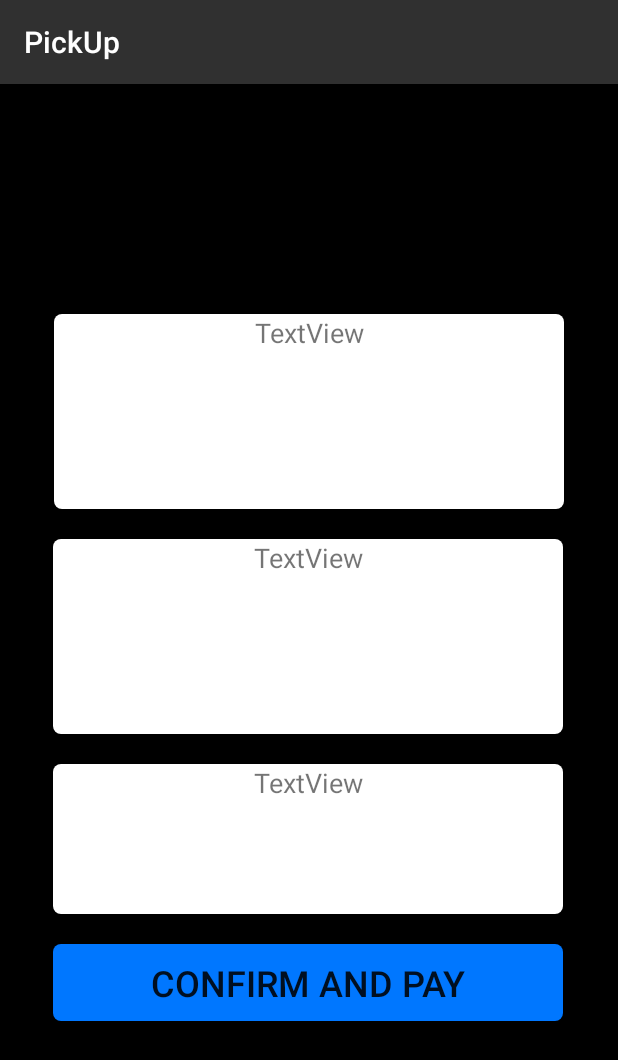
After one commit to Stephen-ODriscoll/2018_GroupProject, an Android app: the ConfirmationActivity screen opened directly, with no data from a screen before it, on a phone screen of 412 x 824 dp. The commit adds this screen. Shown: the top 1060 px of the screen. Run offline under Robolectric (Android 15) with nearby library versions, the phone set to English and light mode, and no system bars; 5 statements that could not run were skipped.

Commit message:
PickUp V2.3

```diff
--- a/app/build.gradle
+++ b/app/build.gradle
@@ -16,6 +16,11 @@ android {
             proguardFiles getDefaultProguardFile('proguard-android.txt'), 'proguard-rules.pro'
         }
     }
+
+    packagingOptions {
+
+        exclude 'META-INF/DEPENDENCIES'
+    }
 }
 
 dependencies {
@@ -24,6 +29,7 @@ dependencies {
     implementation 'com.google.firebase:firebase-core:16.0.5'
     implementation 'com.google.firebase:firebase-auth:16.0.5'
     implementation 'com.google.firebase:firebase-firestore:17.1.3'
+    implementation 'org.apache.httpcomponents:httpclient:4.5.6'
 
     //Google
     implementation 'com.google.android.gms:play-services-maps:16.0.0'
--- a/app/src/main/AndroidManifest.xml
+++ b/app/src/main/AndroidManifest.xml
@@ -41,9 +41,7 @@
         <activity
             android:name=".MapActivity"
             android:label="@string/title_activity_navigation"
-            android:theme="@style/AppTheme.NoActionBar">
-        </activity>
-
+            android:theme="@style/AppTheme.NoActionBar"></activity>
         <activity android:name=".LoginActivity">
             <intent-filter>
                 <action android:name="android.intent.action.MAIN" />
@@ -51,8 +49,8 @@
                 <category android:name="android.intent.category.LAUNCHER" />
             </intent-filter>
         </activity>
-
         <activity android:name=".Drawer" />
+        <activity android:name=".ConfirmationActivity"></activity>
     </application>
 
 </manifest>
--- /dev/null
+++ b/app/src/main/java/com/group12/pickup/ConfirmationActivity.java
@@ -0,0 +1,280 @@
+package com.group12.pickup;
+
+import android.annotation.SuppressLint;
+import android.content.Intent;
+import android.graphics.Color;
+import android.os.AsyncTask;
+import android.support.v7.app.AppCompatActivity;
+import android.os.Bundle;
+import android.util.Log;
+import android.view.View;
+import android.widget.Button;
+import android.widget.TextView;
+
+import com.google.android.gms.maps.model.LatLng;
+import com.google.android.gms.maps.model.PolylineOptions;
+import com.group12.pickup.Model.Car;
+import com.group12.pickup.Model.DirectionsJSONParser;
+
+import org.apache.http.HttpResponse;
+import org.apache.http.client.HttpClient;
+import org.apache.http.client.methods.HttpGet;
+import org.apache.http.impl.client.DefaultHttpClient;
+import org.json.JSONObject;
+
+import java.io.BufferedReader;
+import java.io.IOException;
+import java.io.InputStream;
+import java.io.InputStreamReader;
+import java.net.HttpURLConnection;
+import java.net.URL;
+import java.util.ArrayList;
+import java.util.HashMap;
+import java.util.List;
+
+public class ConfirmationActivity extends AppCompatActivity {
+
+    LatLng myLocation;
+    TextView details;
+
+    @Override
+    protected void onCreate(Bundle savedInstanceState) {
+        super.onCreate(savedInstanceState);
+        setContentView(R.layout.activity_confirmation);
+
+        Intent i = getIntent();
+        String collectionDetails = i.getStringExtra("Collection");
+        String destinationDetails = i.getStringExtra("Destination");
+        String distance = i.getStringExtra("Distance");
+        String duration = i.getStringExtra("Duration");
+        double lat = i.getDoubleExtra("Latitude", 0);
+        double lng = i.getDoubleExtra("Longitude", 0);
+
+        myLocation = new LatLng(lat, lng);
+
+        TextView collection = findViewById(R.id.collection);
+        TextView destination = findViewById(R.id.destination);
+        details = findViewById(R.id.details);
+
+        int number = 4;
+        if(duration.contains("mins"))
+            number = 5;
+
+        collection.setText(collectionDetails.replace(", ", ",\n"));
+        destination.setText(destinationDetails.replace(", ", ",\n"));
+        details.setText("Distance: " + distance + "\nCost: €" +
+            round(Double.valueOf(duration.substring(0, duration.length()-number)) * 1.25, 2) +
+                "\nEstimated Driving Time: " + duration);
+
+        getNearestFree();
+
+        Button advance = findViewById(R.id.advance);
+        advance.setOnClickListener(new View.OnClickListener() {
+            @Override
+            public void onClick(View v) {
+
+
+            }
+        });
+    }
+
+
+    public static double round(double value, int places) {
+
+        if (places < 0) throw new IllegalArgumentException();
+
+        long factor = (long) Math.pow(10, places);
+        value = value * factor;
+        long tmp = Math.round(value);
+        return (double) tmp / factor;
+    }
+
+
+    @SuppressLint("StaticFieldLeak")
+    public void getNearestFree (){
+
+        new AsyncTask<Void, Integer, Void>() {
+
+            private String result = "";
+
+            @Override
+            protected Void doInBackground(Void... args) {
+
+                try {
+                    HttpClient client = new DefaultHttpClient();
+                    HttpGet get = new HttpGet("https://webapp-5454.firebaseio.com/cars.json");
+                    HttpResponse entity = client.execute(get);
+                    BufferedReader in = new BufferedReader(new InputStreamReader(entity.getEntity().getContent()));
+
+                    result = in.readLine();
+
+                } catch(IOException e) {
+                    e.printStackTrace();
+                }
+                return null;
+            }
+
+
+            @Override
+            protected void onPostExecute(Void useless) {
+
+                String[] temp = result.split("[,:\"{}]");    //,|:|"|\{|\}
+                ArrayList<String> lines = new ArrayList<>();
+                Car nearest = null;
+
+                for(int i = 0; i < temp.length; i++)
+                    if(!temp[i].equals(""))
+                        lines.add(temp[i]);
+
+                for(int i = 0; i < lines.size(); i+=7) {
+
+                    Car car = new Car(lines.get(i), lines.get(i+2), lines.get(i+4), lines.get(i+6), myLocation);
+
+                    if(nearest == null || car.getDistance() < nearest.getDistance())
+                        if(car.getStatus().equals("free"))
+                            nearest = car;
+                }
+
+                ArrayList<LatLng> points = new ArrayList<>();
+                points.add(myLocation);
+                points.add(nearest.getPosition());
+
+                estimatedWait(points);
+            }
+        }.execute();
+    }
+
+    /******************************************
+     *          Estimating Wait Time          *
+     ******************************************/
+
+
+    private void estimatedWait(ArrayList<LatLng> markerPoints) {
+
+        // Checks, whether start and end locations are captured
+        if (markerPoints.size() >= 2) {
+            LatLng origin = markerPoints.get(0);
+            LatLng dest = markerPoints.get(1);
+
+            // Getting URL to the Google Directions API
+            String url = getDirectionsUrl(origin, dest);
+
+            // Start downloading json data from Google Directions API
+            new ConfirmationActivity.DownloadTask().execute(url);
+        }
+    }
+
+
+    private class DownloadTask extends AsyncTask<String, Void, String> {
+
+        @Override
+        protected String doInBackground(String... url) {
+
+            String data = "";
+
+            try {
+                data = downloadUrl(url[0]);
+            } catch (Exception e) {
+                Log.d("Background Task", e.toString());
+            }
+            return data;
+        }
+
+        @Override
+        protected void onPostExecute(String result) {
+            super.onPostExecute(result);
+
+            ConfirmationActivity.ParserTask parserTask = new ConfirmationActivity.ParserTask();
+            parserTask.execute(result);
+        }
+    }
+
+
+    /**
+     * A class to parse the Google Places in JSON format
+     */
+    private class ParserTask extends AsyncTask<String, Integer, List<List<HashMap<String, String>>>> {
+
+        // Parsing the data in non-ui thread
+        @Override
+        protected List<List<HashMap<String, String>>> doInBackground(String... jsonData) {
+
+            JSONObject jObject;
+            List<List<HashMap<String, String>>> routes = null;
+
+            try {
+                jObject = new JSONObject(jsonData[0]);
+                DirectionsJSONParser parser = new DirectionsJSONParser();
+
+                routes = parser.parse(jObject);
+            } catch (Exception e) {
+                e.printStackTrace();
+            }
+            return routes;
+        }
+
+        @Override
+        protected void onPostExecute(List<List<HashMap<String, String>>> result) {
+
+            details.setText(details.getText() + "\nEstimated Wait: " + result.get(0).get(0).get("duration"));
+        }
+    }
+
+    private String getDirectionsUrl(LatLng origin, LatLng dest) {
+
+        // Origin of route
+        String str_origin = "origin=" + origin.latitude + "," + origin.longitude;
+
+        // Destination of route
+        String str_dest = "destination=" + dest.latitude + "," + dest.longitude;
+
+        // Sensor enabled
+        String key = "key=" + getResources().getString(R.string.google_maps_key);
+        String sensor = "sensor=false";
+        String mode = "mode=driving";
+        // Building the parameters to the web service
+        String parameters = str_origin + "&" + str_dest + "&" + key + "&" + "&" + sensor + "&" + mode;
+
+        // Output format
+        String output = "json";
+
+        // Building the url to the web service
+        return "https://maps.googleapis.com/maps/api/directions/" + output + "?" + parameters;
+    }
+
+    /**
+     * A method to download json data from url
+     */
+    private String downloadUrl(String strUrl) throws IOException {
+
+        String data = "";
+        InputStream iStream = null;
+        HttpURLConnection urlConnection = null;
+        try {
+            URL url = new URL(strUrl);
+            urlConnection = (HttpURLConnection) url.openConnection();
+            urlConnection.connect();
+
+            iStream = urlConnection.getInputStream();
+
+            BufferedReader br = new BufferedReader(new InputStreamReader(iStream));
+            StringBuffer sb = new StringBuffer();
+
+            String line = "";
+            while ((line = br.readLine()) != null) {
+                sb.append(line);
+            }
+
+            data = sb.toString();
+
+            br.close();
+
+        } catch (Exception e) {
+            Log.d("Exception", e.toString());
+        } finally {
+            iStream.close();
+            urlConnection.disconnect();
+        }
+        return data;
+    }
+}
--- a/app/src/main/java/com/group12/pickup/LoginActivity.java
+++ b/app/src/main/java/com/group12/pickup/LoginActivity.java
@@ -62,6 +62,7 @@ public class LoginActivity extends AppCompatActivity {
                     // User is signed in
                     Log.d(TAG, "onAuthStateChanged:signed_in:" + user.getUid());
                     toastMessage("Successfully signed in with: " + user.getEmail());
+
                 } else {
                     // User is signed out
                     Log.d(TAG, "onAuthStateChanged:signed_out");
--- /dev/null
+++ b/app/src/main/res/drawable-v24/blue_border.xml
@@ -0,0 +1,11 @@
+<?xml version="1.0" encoding="utf-8"?>
+<layer-list xmlns:android="http://schemas.android.com/apk/res/android">
+
+    <item>
+        <shape android:shape="rectangle">
+            <solid android:color="@color/colorAccent"/>
+            <corners android:radius="5dp"/>
+        </shape>
+    </item>
+
+</layer-list>
--- /dev/null
+++ b/app/src/main/res/layout/activity_confirmation.xml
@@ -0,0 +1,82 @@
+<?xml version="1.0" encoding="utf-8"?>
+<android.support.constraint.ConstraintLayout xmlns:android="http://schemas.android.com/apk/res/android"
+    xmlns:app="http://schemas.android.com/apk/res-auto"
+    xmlns:tools="http://schemas.android.com/tools"
+    android:layout_width="match_parent"
+    android:layout_height="match_parent"
+    android:background="@color/colorPrimaryDark"
+    tools:context=".ConfirmationActivity">
+
+    <TextView
+        android:id="@+id/collection"
+        android:layout_width="340dp"
+        android:layout_height="130dp"
+        android:layout_marginTop="28dp"
+        android:background="@drawable/white_border"
+        android:text="TextView"
+        android:textAlignment="center"
+        android:textSize="18sp"
+        app:layout_constraintEnd_toEndOf="@+id/layout"
+        app:layout_constraintHorizontal_bias="1.0"
+        app:layout_constraintStart_toStartOf="@id/layout"
+        app:layout_constraintTop_toTopOf="@id/layout" />
+
+    <TextView
+        android:id="@+id/destination"
+        android:layout_width="340dp"
+        android:layout_height="130dp"
+        android:layout_marginStart="8dp"
+        android:layout_marginTop="20dp"
+        android:layout_marginEnd="8dp"
+        android:background="@drawable/white_border"
+        android:text="TextView"
+        android:textAlignment="center"
+        android:textSize="18sp"
+        app:layout_constraintEnd_toEndOf="@id/layout"
+        app:layout_constraintHorizontal_bias="0.562"
+        app:layout_constraintStart_toStartOf="@id/layout"
+        app:layout_constraintTop_toBottomOf="@+id/collection" />
+
+    <TextView
+        android:id="@+id/details"
+        android:layout_width="340dp"
+        android:layout_height="100dp"
+        android:layout_marginTop="20dp"
+        android:layout_marginEnd="8dp"
+        android:background="@drawable/white_border"
+        android:text="TextView"
+        android:textAlignment="center"
+        android:textSize="18sp"
+        app:layout_constraintEnd_toEndOf="@+id/layout"
+        app:layout_constraintHorizontal_bias="0.0"
+        app:layout_constraintStart_toStartOf="@+id/destination"
+        app:layout_constraintTop_toBottomOf="@+id/destination" />
+
+    <Button
+        android:id="@+id/advance"
+        android:layout_width="340dp"
+        android:layout_height="51dp"
+        android:layout_marginStart="8dp"
+        android:layout_marginTop="20dp"
+        android:layout_marginEnd="8dp"
+        android:background="@drawable/blue_border"
+        android:text="Confirm and Pay"
+        android:textSize="24sp"
+        app:layout_constraintEnd_toEndOf="@id/layout"
+        app:layout_constraintHorizontal_bias="0.571"
+        app:layout_constraintStart_toStartOf="@id/layout"
+        app:layout_constraintTop_toBottomOf="@+id/details" />
+
+    <LinearLayout
+        android:id="@+id/layout"
+        android:layout_width="340dp"
+        android:layout_height="510dp"
+        android:layout_marginStart="8dp"
+        android:layout_marginEnd="8dp"
+        android:layout_marginBottom="8dp"
+        android:orientation="vertical"
+        app:layout_constraintBottom_toBottomOf="parent"
+        app:layout_constraintEnd_toEndOf="parent"
+        app:layout_constraintStart_toStartOf="parent"
+        app:layout_constraintTop_toTopOf="parent"></LinearLayout>
+</android.support.constraint.ConstraintLayout>
--- a/app/src/main/res/menu/activity_navigation_drawer.xml
+++ b/app/src/main/res/menu/activity_navigation_drawer.xml
@@ -5,11 +5,11 @@
 
     <group android:checkableBehavior="single">
         <item
-            android:id="@+id/nav_camera"
+            android:id="@+id/nav_location"
             android:icon="@drawable/ic_menu_camera"
             android:title="Change Location" />
         <item
-            android:id="@+id/nav_gallery"
+            android:id="@+id/nav_price"
             android:icon="@drawable/ic_menu_gallery"
             android:title="Price Calculator" />
         <item
@@ -21,7 +21,7 @@
             android:icon="@drawable/ic_menu_manage"
             android:title="Rate/Review Us" />
         <item
-            android:id="@+id/nav_share"
+            android:id="@+id/nav_logout"
             android:icon="@drawable/ic_menu_share"
             android:title="Log Out" />
     </group>
```
Also changed, not shown: app/src/main/java/com/group12/pickup/Drawer.java (+8 -5 lines), app/src/main/java/com/group12/pickup/MapActivity.java (+100 -26 lines), app/src/main/java/com/group12/pickup/Model/Car.java (added, +62 -0 lines), app/src/main/java/com/group12/pickup/Model/PlaceInfo.java (deleted, +0 -67 lines), app/src/main/java/com/group12/pickup/Model/WindowInfoAdapter.java (+10 -2 lines).
